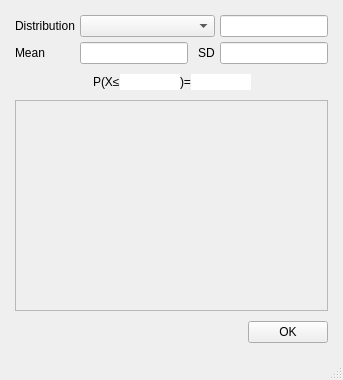
The window that fsetoolsGUI/gui/layout/ui/i0620_probabilistic_distribution.ui (fuyans/fsetoolsGUI) describes before a commit, drawn with Qt 5.
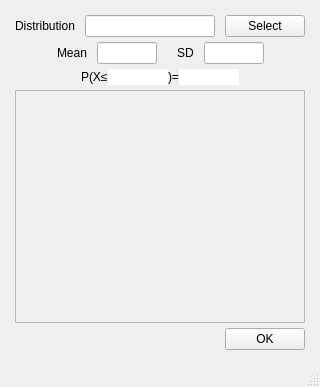
The same window after the commit.

Commit message: 0620 added distribution selector.

```diff
--- a/fsetoolsGUI/gui/layout/ui/i0620_probabilistic_distribution.ui
+++ b/fsetoolsGUI/gui/layout/ui/i0620_probabilistic_distribution.ui
@@ -6,8 +6,8 @@
    <rect>
     <x>0</x>
     <y>0</y>
-    <width>314</width>
-    <height>380</height>
+    <width>320</width>
+    <height>387</height>
    </rect>
   </property>
   <property name="windowTitle">
@@ -16,7 +16,7 @@
   <widget class="QWidget" name="centralwidget">
    <layout class="QVBoxLayout" name="verticalLayout">
     <property name="spacing">
-     <number>10</number>
+     <number>5</number>
     </property>
     <property name="leftMargin">
      <number>15</number>
@@ -31,24 +31,61 @@
      <number>15</number>
     </property>
     <item>
-     <layout class="QGridLayout" name="gridLayout">
+     <layout class="QHBoxLayout" name="horizontalLayout_3">
       <property name="spacing">
-       <number>5</number>
+       <number>10</number>
       </property>
-      <item row="0" column="1">
+      <item>
        <widget class="QLabel" name="label_in_distribution">
-        <property name="sizePolicy">
-         <sizepolicy hsizetype="Minimum" vsizetype="Preferred">
-          <horstretch>0</horstretch>
-          <verstretch>0</verstretch>
-         </sizepolicy>
-        </property>
         <property name="text">
          <string>Distribution</string>
         </property>
        </widget>
       </item>
-      <item row="1" column="1">
+      <item>
+       <widget class="QLineEdit" name="lineEdit_in_distribution">
+        <property name="sizePolicy">
+         <sizepolicy hsizetype="MinimumExpanding" vsizetype="Fixed">
+          <horstretch>0</horstretch>
+          <verstretch>0</verstretch>
+         </sizepolicy>
+        </property>
+       </widget>
+      </item>
+      <item>
+       <widget class="QPushButton" name="pushButton_in_select_distribution">
+        <property name="minimumSize">
+         <size>
+          <width>70</width>
+          <height>0</height>
+         </size>
+        </property>
+        <property name="text">
+         <string>Select</string>
+        </property>
+       </widget>
+      </item>
+     </layout>
+    </item>
+    <item>
+     <layout class="QHBoxLayout" name="horizontalLayout_4">
+      <property name="spacing">
+       <number>0</number>
+      </property>
+      <item>
+       <spacer name="horizontalSpacer_2">
+        <property name="orientation">
+         <enum>Qt::Horizontal</enum>
+        </property>
+        <property name="sizeHint" stdset="0">
+         <size>
+          <width>13</width>
+          <height>13</height>
+         </size>
+        </property>
+       </spacer>
+      </item>
+      <item>
        <widget class="QLabel" name="label_in_mean">
         <property name="sizePolicy">
          <sizepolicy hsizetype="Minimum" vsizetype="Preferred">
@@ -61,20 +98,23 @@
         </property>
        </widget>
       </item>
-      <item row="1" column="4">
-       <widget class="QLabel" name="label_in_sd">
-        <property name="sizePolicy">
-         <sizepolicy hsizetype="Minimum" vsizetype="Preferred">
-          <horstretch>0</horstretch>
-          <verstretch>0</verstretch>
-         </sizepolicy>
+      <item>
+       <spacer name="horizontalSpacer_7">
+        <property name="orientation">
+         <enum>Qt::Horizontal</enum>
         </property>
-        <property name="text">
-         <string>SD</string>
+        <property name="sizeType">
+         <enum>QSizePolicy::Fixed</enum>
         </property>
-       </widget>
+        <property name="sizeHint" stdset="0">
+         <size>
+          <width>10</width>
+          <height>0</height>
+         </size>
+        </property>
+       </spacer>
       </item>
-      <item row="1" column="2">
+      <item>
        <widget class="QLineEdit" name="lineEdit_in_mean">
         <property name="sizePolicy">
          <sizepolicy hsizetype="Minimum" vsizetype="Fixed">
@@ -82,51 +122,60 @@
           <verstretch>0</verstretch>
          </sizepolicy>
         </property>
-       </widget>
-      </item>
-      <item row="0" column="0">
-       <spacer name="horizontalSpacer_2">
-        <property name="orientation">
-         <enum>Qt::Horizontal</enum>
-        </property>
-        <property name="sizeHint" stdset="0">
+        <property name="maximumSize">
          <size>
-          <width>0</width>
-          <height>0</height>
+          <width>60</width>
+          <height>16777215</height>
          </size>
         </property>
-       </spacer>
+       </widget>
       </item>
-      <item row="0" column="6">
+      <item>
        <spacer name="horizontalSpacer_6">
         <property name="orientation">
          <enum>Qt::Horizontal</enum>
         </property>
+        <property name="sizeType">
+         <enum>QSizePolicy::Fixed</enum>
+        </property>
         <property name="sizeHint" stdset="0">
          <size>
-          <width>0</width>
-          <height>0</height>
+          <width>20</width>
+          <height>20</height>
          </size>
         </property>
        </spacer>
       </item>
-      <item row="1" column="3">
-       <spacer name="horizontalSpacer_3">
+      <item>
+       <widget class="QLabel" name="label_in_sd">
+        <property name="sizePolicy">
+         <sizepolicy hsizetype="Minimum" vsizetype="Preferred">
+          <horstretch>0</horstretch>
+          <verstretch>0</verstretch>
+         </sizepolicy>
+        </property>
+        <property name="text">
+         <string>SD</string>
+        </property>
+       </widget>
+      </item>
+      <item>
+       <spacer name="horizontalSpacer_8">
         <property name="orientation">
          <enum>Qt::Horizontal</enum>
         </property>
         <property name="sizeType">
-         <enum>QSizePolicy::Maximum</enum>
+         <enum>QSizePolicy::Fixed</enum>
         </property>
         <property name="sizeHint" stdset="0">
          <size>
-          <width>40</width>
+          <width>10</width>
           <height>20</height>
          </size>
         </property>
        </spacer>
       </item>
-      <item row="1" column="5">
+      <item>
        <widget class="QLineEdit" name="lineEdit_in_sd">
         <property name="sizePolicy">
          <sizepolicy hsizetype="Minimum" vsizetype="Fixed">
@@ -134,20 +183,26 @@
           <verstretch>0</verstretch>
          </sizepolicy>
         </property>
-       </widget>
-      </item>
-      <item row="0" column="5">
-       <widget class="QLineEdit" name="lineEdit_in_distribution">
-        <property name="sizePolicy">
-         <sizepolicy hsizetype="Minimum" vsizetype="Fixed">
-          <horstretch>0</horstretch>
-          <verstretch>0</verstretch>
-         </sizepolicy>
+        <property name="maximumSize">
+         <size>
+          <width>60</width>
+          <height>16777215</height>
+         </size>
         </property>
        </widget>
       </item>
-      <item row="0" column="2" colspan="3">
-       <widget class="QComboBox" name="comboBox_in_distribution"/>
+      <item>
+       <spacer name="horizontalSpacer_3">
+        <property name="orientation">
+         <enum>Qt::Horizontal</enum>
+        </property>
+        <property name="sizeHint" stdset="0">
+         <size>
+          <width>0</width>
+          <height>0</height>
+         </size>
+        </property>
+       </spacer>
       </item>
      </layout>
     </item>
@@ -318,8 +373,8 @@
     <rect>
      <x>0</x>
      <y>0</y>
-     <width>314</width>
-     <height>21</height>
+     <width>320</width>
+     <height>22</height>
     </rect>
    </property>
   </widget>
```
Left out of the diff: 1 changed line with no effect on the pictures. The commit also changes 2 other files.
